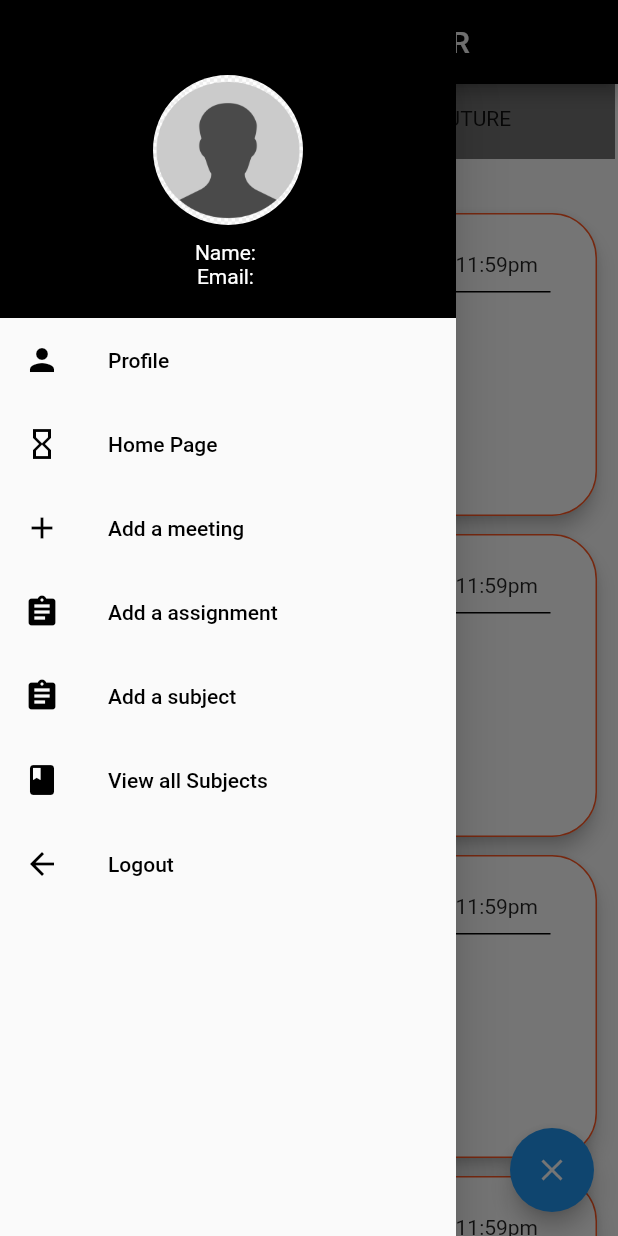
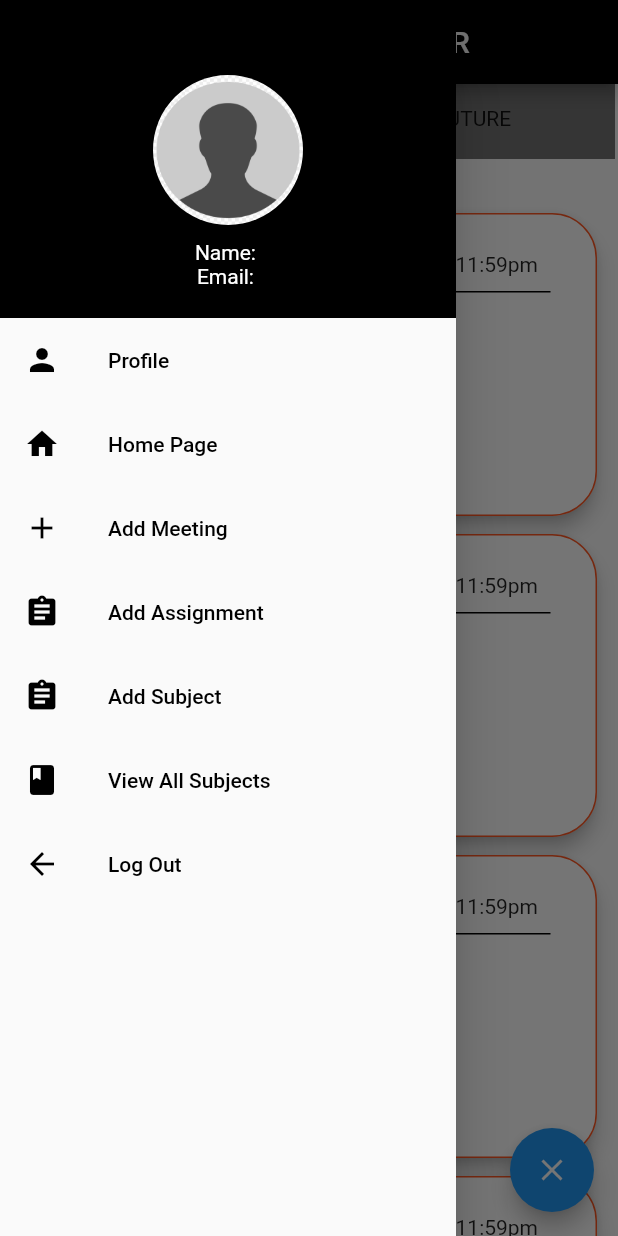
Before and after one commit to param-s-8/hw-manager, a Flutter app: the HomeScreen screen opened directly, with the side drawer open, on a phone screen of 412 x 824 dp. Run offline on Flutter 3.47's test engine with Material 2 defaults, Android fonts, the phone set to English and light mode, and no system bars; drawn by our look-alikes of flutter_speed_dial; our stand-ins replace cloud_firestore, email_validator, firebase_auth, firebase_core, flutter_spinkit; missing offline and left inert: firestore_ui; accounts and stored records are empty.

Commit message:
Show asnmt, meet- updated; drawer icons & text

```diff
--- a/lib/screens/main_drawer.dart
+++ b/lib/screens/main_drawer.dart
@@ -49,34 +49,34 @@ class MainDrawer extends StatelessWidget {
             onTap: () => _pushPage(context, ProfilePage()),
           ),
           ListTile(
-            leading: Icon(Icons.hourglass_empty,color: Colors.black,),
+            leading: Icon(Icons.home,color: Colors.black,),
             title: Text('Home Page',style: TextStyle(color: Colors.black,),),
             onTap: () => _pushPage(context, ShowList()),
           ),
           ListTile(
             leading: Icon(Icons.add,color: Colors.black,),
-            title: Text('Add a meeting',style: TextStyle(color: Colors.black,),),
+            title: Text('Add Meeting',style: TextStyle(color: Colors.black,),),
             onTap: () => _pushPage(context, AddMeet()),
           ),
           ListTile(
             leading: Icon(Icons.assignment,color: Colors.black,),
-            title: Text('Add a assignment',style: TextStyle(color: Colors.black,),),
+            title: Text('Add Assignment',style: TextStyle(color: Colors.black,),),
             onTap: () => _pushPage(context, AddAsnmt()),
           ),
           ListTile(
             leading: Icon(Icons.assignment,color: Colors.black,),
-            title: Text('Add a subject',style: TextStyle(color: Colors.black,),),
+            title: Text('Add Subject',style: TextStyle(color: Colors.black,),),
             onTap: () => _pushPage(context, addSubject()),
           ),
           ListTile(
             leading: Icon(Icons.book,color: Colors.black,),
-            title: Text('View all Subjects',style: TextStyle(color: Colors.black,),),
+            title: Text('View All Subjects',style: TextStyle(color: Colors.black,),),
             onTap: () => _pushPage(context,ShowSub()),
           ),
 
           ListTile(
             leading: Icon(Icons.arrow_back,color: Colors.black,),
-            title: Text('Logout',style: TextStyle(color: Colors.black,),),
+            title: Text('Log Out',style: TextStyle(color: Colors.black,),),
             onTap: () {
               _signOut().whenComplete(() {
                 Navigator.of(context).pushReplacement(MaterialPageRoute(
--- a/lib/screens/show_asnmt.dart
+++ b/lib/screens/show_asnmt.dart
@@ -48,6 +48,7 @@ class _ShowAsnmtState extends State<ShowAsnmt> {
         color: Colors.red,
       ),
       child: Card(
+        margin: EdgeInsets.symmetric(horizontal: 15,vertical: 10),
         elevation: 5.0,
         shape: RoundedRectangleBorder(
           borderRadius: BorderRadius.circular(30.0),
@@ -58,7 +59,7 @@ class _ShowAsnmtState extends State<ShowAsnmt> {
             borderRadius: BorderRadius.circular(30.0),
           ),
           width: MediaQuery.of(context).size.width,
-          padding: EdgeInsets.symmetric(vertical: 25.0),
+          padding: EdgeInsets.symmetric(vertical: 15.0,horizontal: 25),
           child: Row(
             mainAxisAlignment: MainAxisAlignment.start,
             crossAxisAlignment: CrossAxisAlignment.start,
@@ -94,7 +95,6 @@ class _ShowAsnmtState extends State<ShowAsnmt> {
                       padding: const EdgeInsets.fromLTRB(20.0,0.0 ,0.0,10.0),
                       child: Row(
                         mainAxisAlignment: MainAxisAlignment.start,
-
                         children: <Widget>[
                           Icon(Icons.book),
                           SizedBox(width: 10.0,),
@@ -115,7 +115,7 @@ class _ShowAsnmtState extends State<ShowAsnmt> {
                       ),
                     ),
                     Padding(
-                      padding: const EdgeInsets.fromLTRB(20.0,0.0 ,0.0,10.0),
+                      padding: const EdgeInsets.fromLTRB(20.0,0.0 ,0.0,1.0),
                       child: Row(
                         mainAxisAlignment: MainAxisAlignment.start,
                         crossAxisAlignment: CrossAxisAlignment.start,
```
Also changed, not shown: lib/screens/show_meeting.dart (+8 -5 lines).
